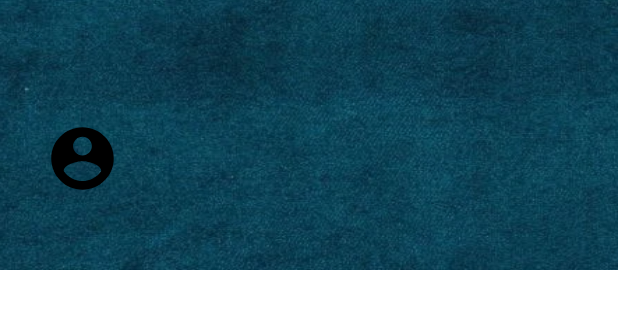
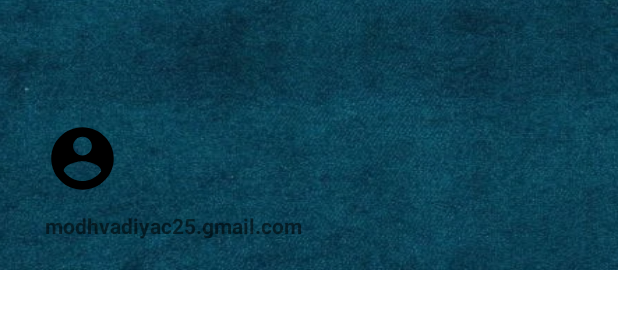
Before and after one commit to modhvadiyac25/Android-Find-My-Car, an Android app: the layout header.xml on its own in the app's theme, with its tools: preview values and no code run, on a phone screen of 412 x 824 dp. Shown: the top 309 px of the screen. Run offline under Robolectric (Android 15) with nearby library versions, the phone set to English and light mode, and no system bars.

Commit message:
merge commit 10/04/21 10:13 AM

```diff
--- a/app/src/main/res/layout/header.xml
+++ b/app/src/main/res/layout/header.xml
@@ -18,7 +18,7 @@
         android:layout_width="match_parent"
         android:layout_height="wrap_content"
         android:layout_marginLeft="30dp"
-        android:text=" "
+        android:text="modhvadiyac25.gmail.com"
         android:layout_marginBottom="20dp"
         android:textStyle="bold"
          />
```
Also changed, not shown: app/src/main/java/com/example/findmycar/MainActivity.kt (+4 -23 lines).
